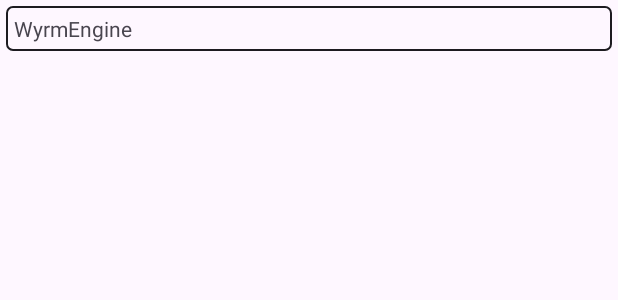
After one commit to itsvks19/WyrmEngine, an Android app: the layout layout_object_list_item.xml on its own in the app's theme, with its tools: preview values and no code run, on a phone screen of 412 x 824 dp. The commit adds this screen. Shown: the top 300 px of the screen. Run offline under Robolectric (Android 15) with nearby library versions, the phone set to English and light mode, and no system bars.

Commit message:
feat: add object list
Adds a new object list to the editor. This includes:

- A new layout for the object list.
- A new
 adapter for the object list.
- A new scene manager to manage the scenes.
- A new game object class to represent game objects.
- A new scene class to represent scenes.
- A new simple border drawable.
- Updated build files and dependencies.

```diff
--- a/app/src/main/java/com/wyrm/engine/core/objects/GameObject.kt
+++ b/app/src/main/java/com/wyrm/engine/core/objects/GameObject.kt
@@ -2,7 +2,9 @@ package com.wyrm.engine.core.objects
 
 import com.wyrm.engine.core.components.Component
 
-open class GameObject() {
+open class GameObject(
+  var name: String? = null
+) {
   var transform: Transform = Transform()
 
   private val components = mutableListOf<Component>()
--- /dev/null
+++ b/app/src/main/res/drawable/simple_border.xml
@@ -0,0 +1,9 @@
+<?xml version="1.0" encoding="utf-8"?>
+<shape xmlns:android="http://schemas.android.com/apk/res/android"
+  android:shape="rectangle">
+  <corners android:radius="4dp" />
+  <solid android:color="#00000000" />
+  <stroke
+    android:width="1dp"
+    android:color="?colorOnSurface" />
+</shape>
--- /dev/null
+++ b/app/src/main/res/layout/layout_object_list_item.xml
@@ -0,0 +1,21 @@
+<?xml version="1.0" encoding="utf-8"?>
+<androidx.constraintlayout.widget.ConstraintLayout xmlns:android="http://schemas.android.com/apk/res/android"
+  xmlns:app="http://schemas.android.com/apk/res-auto"
+  android:layout_width="match_parent"
+  android:layout_height="wrap_content"
+  android:layout_margin="4dp"
+  android:background="@drawable/border_ripple_effect">
+
+  <TextView
+    android:id="@+id/name"
+    android:layout_width="match_parent"
+    android:layout_height="match_parent"
+    android:background="@drawable/simple_border"
+    android:padding="5dp"
+    android:text="@string/app_name"
+    app:layout_constraintBottom_toBottomOf="parent"
+    app:layout_constraintEnd_toEndOf="parent"
+    app:layout_constraintStart_toStartOf="parent"
+    app:layout_constraintTop_toTopOf="parent" />
+
+</androidx.constraintlayout.widget.ConstraintLayout>
--- a/filetree/build.gradle
+++ b/filetree/build.gradle
@@ -5,6 +5,7 @@ plugins {
 
 android {
     namespace 'com.zyron.filetree'
+    compileSdk 34
 
     defaultConfig {
         versionCode 1
```
Also changed, not shown: app/src/main/java/com/wyrm/engine/activities/EditorActivity.kt (+27 -0 lines), app/src/main/java/com/wyrm/engine/adapters/graphics/ObjectListAdapter.kt (added, +45 -0 lines), app/src/main/java/com/wyrm/engine/graphics/scene/Scene.kt (added, +13 -0 lines), app/src/main/java/com/wyrm/engine/managers/SceneManager.kt (added, +20 -0 lines), app/src/main/res/layout/activity_editor.xml (+13 -3 lines), app/src/main/res/layout/layout_object_list.xml (added, +20 -0 lines).
